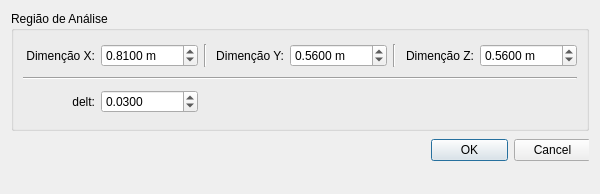
The window that final_Interface/dialog_cgerais.ui (pvmocbel/Lane3dViewer) describes before a commit, drawn with Qt 5.
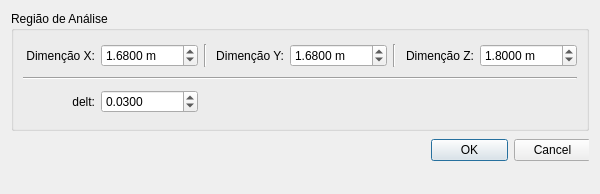
The same window after the commit.

```diff
--- a/final_Interface/dialog_cgerais.ui
+++ b/final_Interface/dialog_cgerais.ui
@@ -75,7 +75,7 @@
          <double>1000.000000000000000</double>
         </property>
         <property name="value">
-         <double>0.810000000000000</double>
+         <double>1.680000000000000</double>
         </property>
        </widget>
       </item>
@@ -114,7 +114,7 @@
          <double>1000.000000000000000</double>
         </property>
         <property name="value">
-         <double>0.560000000000000</double>
+         <double>1.680000000000000</double>
         </property>
        </widget>
       </item>
@@ -156,7 +156,7 @@
          <double>1000.000000000000000</double>
         </property>
         <property name="value">
-         <double>0.560000000000000</double>
+         <double>1.800000000000000</double>
         </property>
        </widget>
       </item>
```
